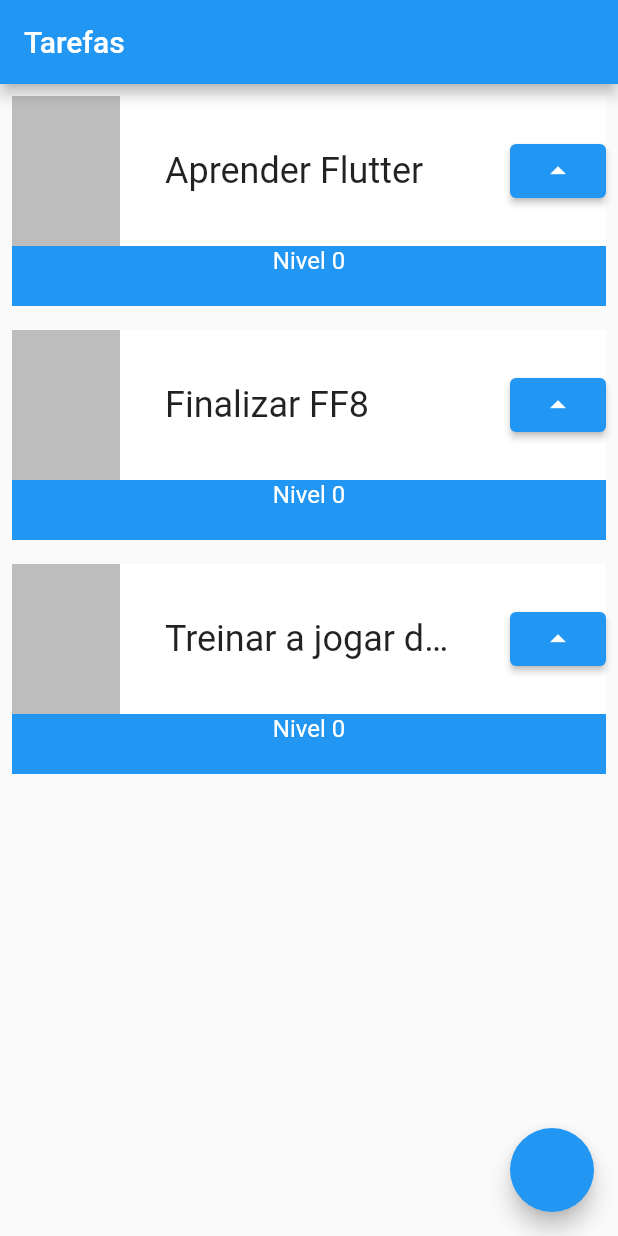
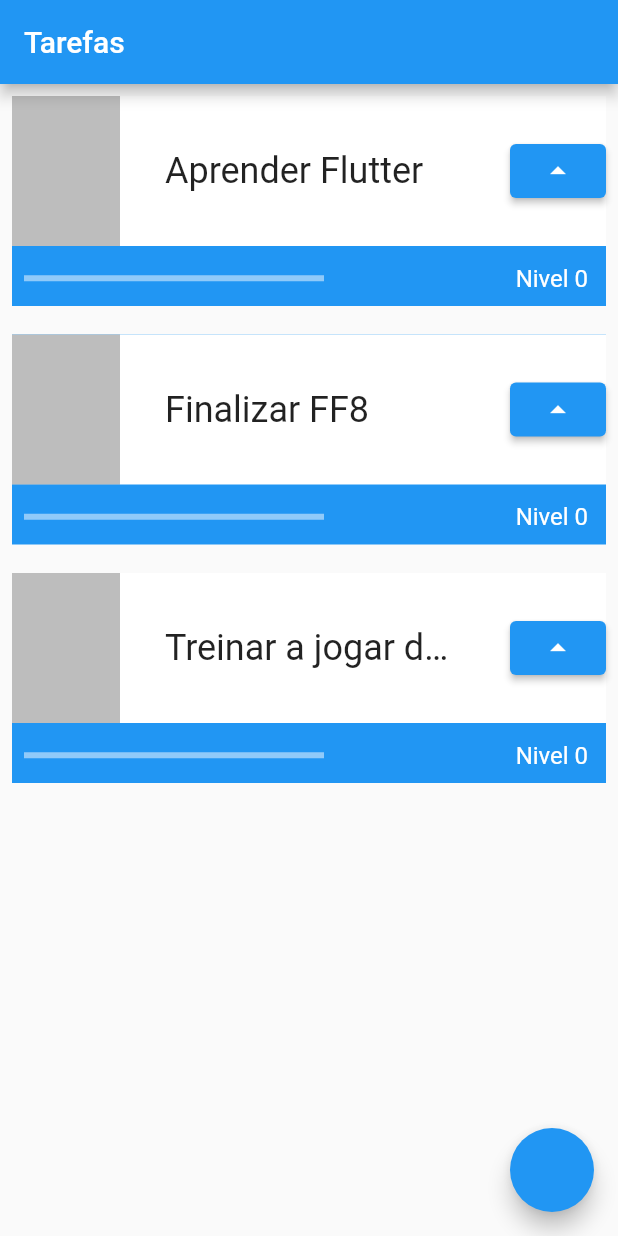
Before and after one commit to AAlan12/flutter-praticas, a Flutter app: the screen it shows after launch, on a phone screen of 412 x 824 dp. Run offline on Flutter 3.47's test engine with Material 2 defaults, Android fonts, the phone set to English and light mode, and no system bars.

Commit message:
Ajustes para usar o LinearProgressIndicator

```diff
--- a/lib/main.dart
+++ b/lib/main.dart
@@ -30,7 +30,6 @@ class MyApp extends StatelessWidget {
 }
 
 class Task extends StatefulWidget {
-
   final String nome;
 
   const Task(this.nome, {Key? key}) : super(key: key);
@@ -85,10 +84,28 @@ class _TaskState extends State<Task> {
                     ],
                   ),
                 ),
-                Text(
-                  'Nivel $nivel',
-                  style: TextStyle(color: Colors.white, fontSize: 16),
-                ),
+                Row(
+                  mainAxisAlignment: MainAxisAlignment.spaceBetween,
+                  children: [
+                    Padding(
+                      padding: const EdgeInsets.all(8),
+                      child: Container(
+                        child: LinearProgressIndicator(
+                          color: Colors.white,
+                          value: nivel / 10,
+                        ),
+                        width: 200,
+                      ),
+                    ),
+                    Padding(
+                      padding: EdgeInsets.all(12),
+                      child: Text(
+                        'Nivel $nivel',
+                        style: TextStyle(color: Colors.white, fontSize: 16),
+                      ),
+                    ),
+                  ],
+                )
               ],
             )
           ],
```
